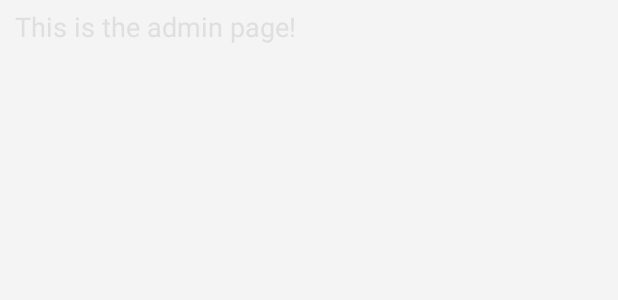
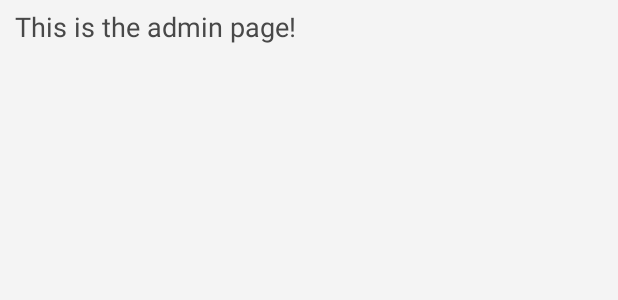
Before and after one commit to CodingDrumer13/TeamCoach, an Android app: the layout admin.xml on its own in the app's theme, with its tools: preview values and no code run, on a phone screen of 412 x 824 dp. Shown: the top 300 px of the screen. Run offline under Robolectric (Android 15) with nearby library versions, the phone set to English and light mode, and no system bars.

```diff
--- a/android-bootstrap/app/src/main/res/layout/admin.xml
+++ b/android-bootstrap/app/src/main/res/layout/admin.xml
@@ -14,7 +14,7 @@
         android:layout_width="fill_parent"
         android:singleLine="true"
         android:textStyle="normal"
-        android:textColor="@color/text_title_selector"
+        android:textColor="@color/table_text_selector"
         android:layout_height="wrap_content"
         android:textAppearance="?android:attr/textAppearanceMedium"
         android:text="This is the admin page!"
```
Also changed, not shown: android-bootstrap/app/src/main/java/com/lsus/teamcoach/teamcoachapp/ui/AdminFragment.java (+15 -2 lines).
